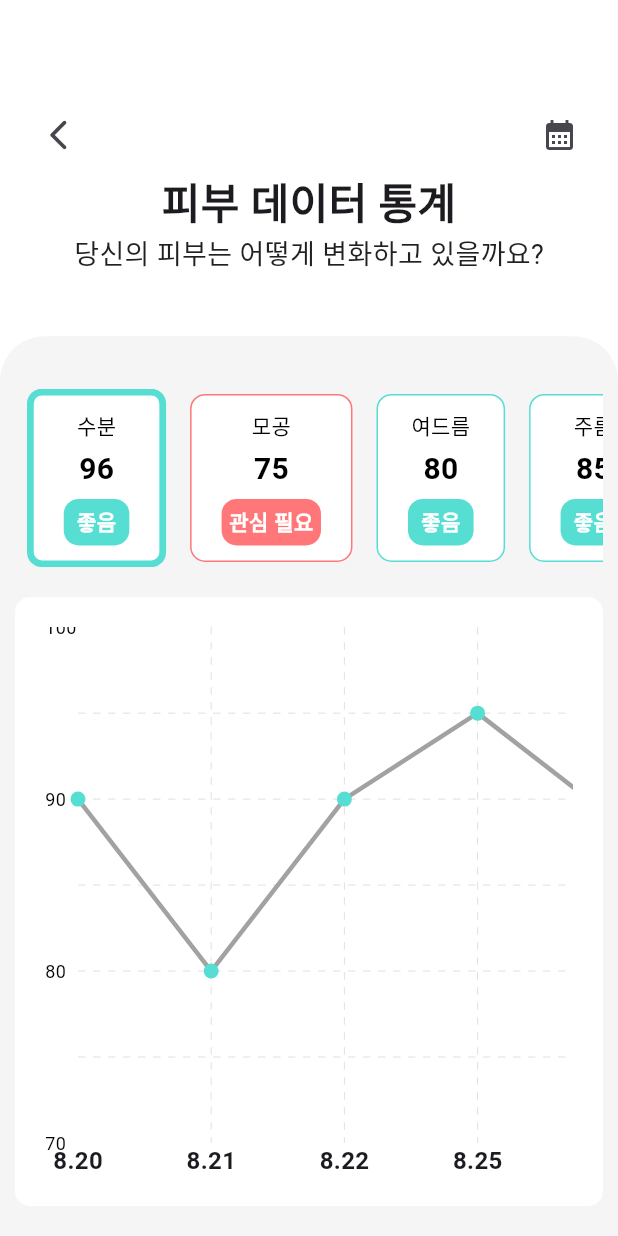
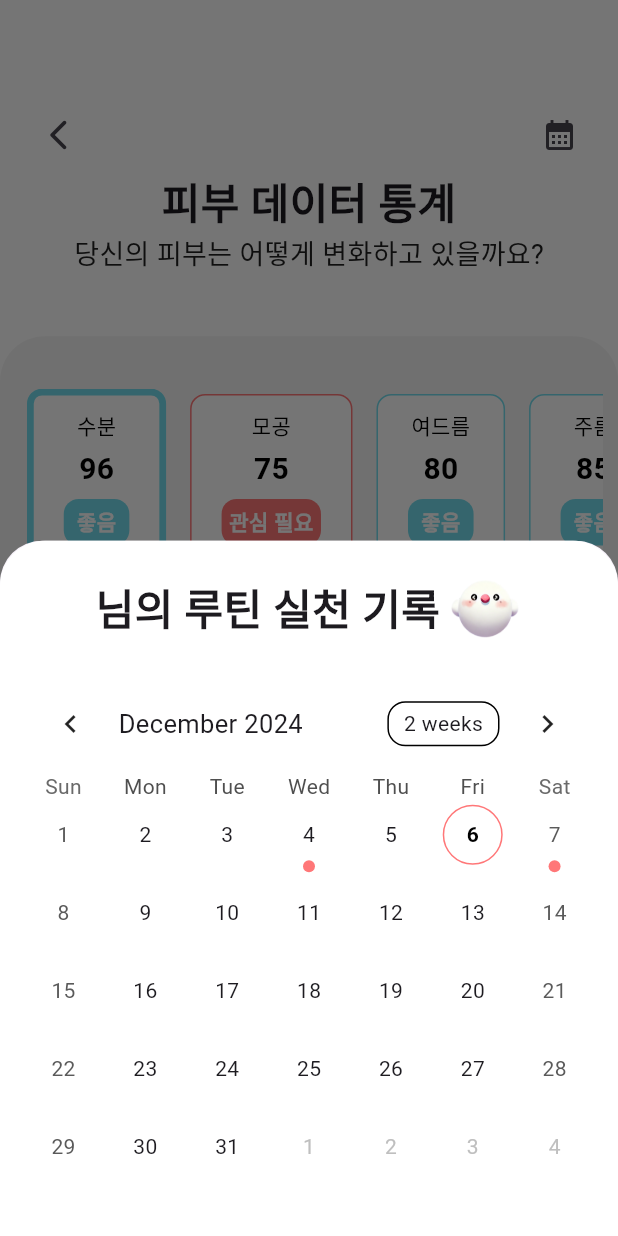
Before and after one commit to SkinCare-Peace/frontend, a Flutter app: the Insight screen opened directly with empty values, after a tap on the "calendar month" icon, on a phone screen of 412 x 824 dp. Run offline on Flutter 3.47's test engine with Material 3 defaults, Android fonts, the phone set to English and light mode, and no system bars; drawn by our look-alikes of fl_chart, table_calendar; our stand-ins replace camera; missing offline and left inert: google_mlkit_face_detection.

Commit message:
feat : 캘린더 기본 구현 완료.

```diff
--- a/frontend/lib/Constants/colors.dart
+++ b/frontend/lib/Constants/colors.dart
@@ -20,9 +20,9 @@ class AppColors {
       Color.fromARGB(255, 228, 252, 219); // 부정적인 점수 (연한 빨간색)
 
   static const Color negativePoint = Color(0xFFFF7778);
-  static const Color positivePoint = Color.fromARGB(255, 87, 222, 211);
+  static const Color positivePoint = Color.fromARGB(255, 115, 221, 237);
 
-  static const Color negative = Color(0xFFFF7778);
+  static const Color marker = Color(0xFFFF7778);
 
   // 기타 색상
   static const Color progressBar = Color(0xFFE0E0E0); // 프로그래스 바 배경색
--- a/frontend/lib/record/calendar.dart
+++ b/frontend/lib/record/calendar.dart
@@ -1,8 +1,11 @@
 import 'package:flutter/material.dart';
+import 'package:frontend/Constants/colors.dart';
 import 'package:frontend/Constants/user_data.dart';
+import 'package:frontend/layout/text.dart';
+import 'package:table_calendar/table_calendar.dart';
 
 class Calander extends StatefulWidget {
-  final UserData userData; // UserData 필드 추가
+  final UserData userData;
   const Calander(this.userData, {super.key});
 
   @override
@@ -10,11 +13,140 @@ class Calander extends StatefulWidget {
 }
 
 class _CalanderState extends State<Calander> {
+  final List<DateTime> markedDates = [
+    DateTime(2024, 12, 04),
+    DateTime(2024, 12, 07),
+    DateTime(2024, 11, 08),
+    DateTime(2024, 11, 09),
+    DateTime(2024, 11, 13),
+    DateTime(2024, 11, 18),
+    DateTime(2024, 11, 20),
+    DateTime(2024, 11, 29),
+    DateTime(2024, 11, 23),
+    DateTime(2024, 11, 27),
+  ];
+
+  late DateTime _focusedDay;
+  late DateTime _firstDay;
+  late DateTime _lastDay;
+
+  @override
+  void initState() {
+    super.initState();
+
+    // 오늘 날짜
+    DateTime today = DateTime.now();
+
+    // markedDates를 정렬하여 가장 과거/최신 날짜 파악
+    markedDates.sort((a, b) => a.compareTo(b));
+    DateTime earliest = markedDates.first;
+    DateTime latest = markedDates.last;
+
+    // 가장 과거 날짜가 속한 달의 1일
+    DateTime earliestMonthFirstDay = DateTime(earliest.year, earliest.month, 1);
+    // 가장 최신 날짜가 속한 달의 마지막 날
+    // 마지막 날 계산: 해당 달+1의 0일은 이전달의 마지막 날이 됨
+    DateTime latestMonthLastDay = DateTime(latest.year, latest.month + 1, 0);
+
+    // firstDay, lastDay를 설정할 때도 오늘 날짜를 포함하고 싶다면,
+    // 오늘 날짜와 비교하여 firstDay는 둘 중 더 과거, lastDay는 둘 중 더 최신인 날짜로 설정
+    // 오늘이 더 과거라면 firstDay를 오늘로, 아니라면 earliestMonthFirstDay로
+    if (today.isBefore(earliestMonthFirstDay)) {
+      _firstDay = today;
+    } else {
+      _firstDay = earliestMonthFirstDay;
+    }
+
+    // 오늘이 latestMonthLastDay보다 최신이라면 lastDay를 오늘로, 아니라면 latestMonthLastDay
+    if (today.isAfter(latestMonthLastDay)) {
+      _lastDay = today;
+    } else {
+      _lastDay = latestMonthLastDay;
+    }
+
+    // 포커스할 날짜는 오늘 날짜로 설정 (오늘이 범위 밖이라면 범위 내 다른 날짜로 설정할 수 있음)
+    _focusedDay = today.isBefore(_firstDay)
+        ? _firstDay
+        : (today.isAfter(_lastDay) ? _lastDay : today);
+  }
+
   @override
   Widget build(BuildContext context) {
-    return const Scaffold(
-      backgroundColor: Colors.white, //배경색 흰색
-      body: Column(),
+    return Padding(
+      padding: const EdgeInsets.symmetric(vertical: 20.0, horizontal: 15),
+      child: Column(
+        children: [
+          Row(
+            mainAxisAlignment: MainAxisAlignment.center,
+            children: [
+              TitleText(text: "${widget.userData.name}님의 루틴 실천 기록"),
+              const SizedBox(width: 5),
+              Image.asset("assets/BBIhappy.png", width: 50, height: 50),
+            ],
+          ),
+          const SizedBox(height: 20),
+          TableCalendar(
+            // firstDay와 lastDay를 가장 과거/최신 날짜가 속한 달의 시작과 끝으로 설정
+            firstDay: _firstDay,
+            lastDay: _lastDay,
+            focusedDay: _focusedDay,
+
+            weekNumbersVisible: false,
+
+            // 날짜 선택 비활성화
+            selectedDayPredicate: (day) => false,
+            onDaySelected: (selectedDay, focusedDay) {
+              // 아무 동작 안 함
+            },
+
+            // 이벤트 로더를 이용해 마커 표시
+            eventLoader: (day) {
+              if (markedDates.any((markedDate) =>
+                  markedDate.year == day.year &&
+                  markedDate.month == day.month &&
+                  markedDate.day == day.day)) {
+                return ["event"];
+              }
+              return [];
+            },
+
+            // 오늘 날짜 스타일
+            calendarStyle: CalendarStyle(
+              todayDecoration: BoxDecoration(
+                color: Colors.transparent,
+                border: Border.all(color: AppColors.marker, width: 1),
+                shape: BoxShape.circle,
+              ),
+              todayTextStyle: const TextStyle(
+                color: Colors.black, // 원하는 색상으로 변경
+                fontWeight: FontWeight.bold,
+              ),
+              selectedDecoration: const BoxDecoration(),
+              selectedTextStyle: const TextStyle(color: Colors.black),
+            ),
+
+            // 마커 표시를 위한 CalendarBuilders 설정
+            calendarBuilders: CalendarBuilders(
+              markerBuilder: (context, day, events) {
+                if (events.isNotEmpty) {
+                  return Positioned(
+                    bottom: 1,
+                    child: Container(
+                      width: 8,
+                      height: 8,
+                      decoration: const BoxDecoration(
+                        color: AppColors.marker,
+                        shape: BoxShape.circle,
+                      ),
+                    ),
+                  );
+                }
+                return const SizedBox();
+              },
+            ),
+          ),
+        ],
+      ),
     );
   }
 }
--- a/frontend/lib/record/insight.dart
+++ b/frontend/lib/record/insight.dart
@@ -3,6 +3,7 @@ import 'package:frontend/Constants/colors.dart';
 import 'package:frontend/Constants/user_data.dart';
 import 'package:frontend/layout/text.dart';
 import 'package:fl_chart/fl_chart.dart';
+import 'package:frontend/record/calendar.dart';
 
 class Insight extends StatefulWidget {
   final UserData userData; // UserData 필드 추가
@@ -92,7 +93,8 @@ class _InsightState extends State<Insight> {
     return Scaffold(
       backgroundColor: Colors.white, // 배경색 흰색
       body: Padding(
-        padding: EdgeInsets.only(top: MediaQuery.of(context).size.height * 0.08),
+        padding:
+            EdgeInsets.only(top: MediaQuery.of(context).size.height * 0.08),
         child: Column(
           mainAxisAlignment: MainAxisAlignment.spaceBetween,
           children: [
@@ -102,11 +104,31 @@ class _InsightState extends State<Insight> {
                 mainAxisAlignment: MainAxisAlignment.spaceBetween,
                 children: [
                   IconButton(
-                    onPressed: () {Navigator.pop(context);},
+                    onPressed: () {
+                      Navigator.pop(context);
+                    },
                     icon: const Icon(Icons.arrow_back_ios_new_rounded),
                   ),
                   IconButton(
-                    onPressed: () {},
+                    onPressed: () {
+                      showModalBottomSheet(
+                        context: context,
+                        builder: (BuildContext context) {
+                          return Container(
+                            height: MediaQuery.of(context).size.height*0.9, // 모달 높이 크기
+                            width: MediaQuery.of(context).size.width,
+                            decoration: const BoxDecoration(
+                              color: Colors.white, // 모달 배경색
+                              borderRadius: BorderRadius.only(
+                                topLeft: Radius.circular(30), // 모달 좌상단 라운딩 처리
+                                topRight: Radius.circular(30), // 모달 우상단 라운딩 처리
+                              ),
+                            ),
+                            child: Calander(widget.userData), // 모달 내부 디자인 영역
+                          );
+                        },
+                      );
+                    },
                     icon: const Icon(Icons.calendar_month),
                   )
                 ],
--- a/frontend/pubspec.yaml
+++ b/frontend/pubspec.yaml
@@ -27,6 +27,7 @@ dev_dependencies:
   flutter_test:
     sdk: flutter
   flutter_lints: ^4.0.0
+  table_calendar: ^3.1.2
 
 flutter:
 
```
Also changed, not shown: frontend/pubspec.lock.
